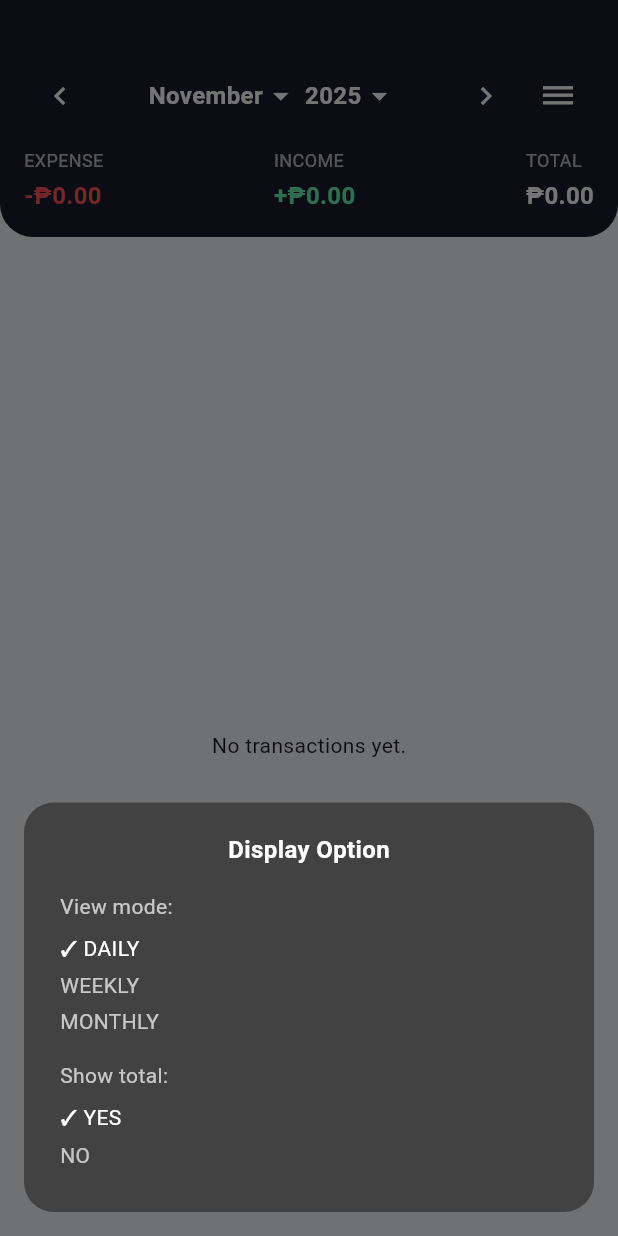
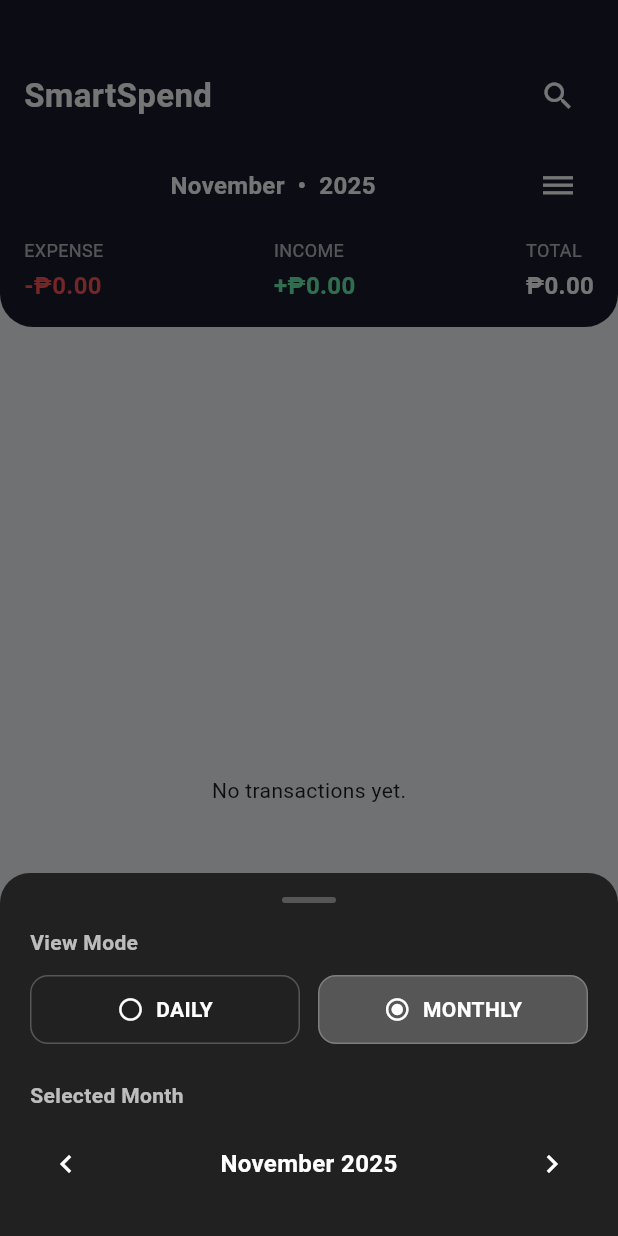
Before and after one commit to ItZotic/smartspend, a Flutter app: the HomeScreen screen opened directly, after a tap on the "dehaze" icon, on a phone screen of 412 x 824 dp. Run offline on Flutter 3.47's test engine with Material 3 defaults, Android fonts, the light colour scheme and no system bars; our stand-ins replace cloud_firestore, firebase_auth, firebase_core, fl_chart, font_awesome_flutter; accounts and stored records are empty.

Commit message:
Add transaction search to home screen

```diff
--- a/lib/home.dart
+++ b/lib/home.dart
@@ -2,6 +2,8 @@ import 'package:flutter/material.dart';
 import 'package:cloud_firestore/cloud_firestore.dart';
 import 'package:firebase_auth/firebase_auth.dart';
 import 'package:intl/intl.dart';
+
+enum ViewMode { daily, monthly }
 
 class HomeScreen extends StatefulWidget {
   final ScrollController? scrollController;
@@ -13,10 +15,10 @@ class HomeScreen extends StatefulWidget {
 }
 
 class _HomeScreenState extends State<HomeScreen> {
+  ViewMode _viewMode = ViewMode.monthly;
   late int _selectedMonth;
   late int _selectedYear;
-  late DateTime _rangeStart;
-  late DateTime _rangeEnd;
+  late DateTime _selectedDay;
 
   @override
   void initState() {
@@ -24,8 +26,7 @@ class _HomeScreenState extends State<HomeScreen> {
     final now = DateTime.now();
     _selectedMonth = now.month;
     _selectedYear = now.year;
-    _rangeStart = DateTime(_selectedYear, _selectedMonth);
-    _rangeEnd = DateTime(_selectedYear, _selectedMonth + 1);
+    _selectedDay = DateTime(now.year, now.month, now.day);
   }
 
   @override
@@ -53,12 +54,19 @@ class _HomeScreenState extends State<HomeScreen> {
             return const Center(child: CircularProgressIndicator());
           }
 
-          final docs = snapshot.data?.docs ?? [];
-          final filteredDocs = docs.where((doc) {
+          final allDocs = snapshot.data?.docs ?? [];
+          final filteredDocs = allDocs.where((doc) {
             final data = doc.data()! as Map<String, dynamic>;
-            final date = _extractDate(data['createdAt']);
+            final date = _extractDate(data['date'] ?? data['createdAt']);
             if (date == null) return false;
-            return !date.isBefore(_rangeStart) && date.isBefore(_rangeEnd);
+            if (_viewMode == ViewMode.daily) {
+              return date.year == _selectedDay.year &&
+                  date.month == _selectedDay.month &&
+                  date.day == _selectedDay.day;
+            } else {
+              return date.year == _selectedYear &&
+                  date.month == _selectedMonth;
+            }
           }).toList();
 
           double totalIncome = 0;
@@ -78,7 +86,7 @@ class _HomeScreenState extends State<HomeScreen> {
 
           final todaysRecords = filteredDocs.where((d) {
             final data = d.data()! as Map<String, dynamic>;
-            final date = _extractDate(data['createdAt']);
+            final date = _extractDate(data['date'] ?? data['createdAt']);
             if (date == null) return false;
             final now = DateTime.now();
             return date.year == now.year &&
@@ -107,56 +115,41 @@ class _HomeScreenState extends State<HomeScreen> {
                   crossAxisAlignment: CrossAxisAlignment.start,
                   children: [
                     Row(
+                      mainAxisAlignment: MainAxisAlignment.spaceBetween,
                       children: [
+                        const Text(
+                          'SmartSpend',
+                          style: TextStyle(
+                            color: Colors.white,
+                            fontSize: 22,
+                            fontWeight: FontWeight.bold,
+                          ),
+                        ),
                         IconButton(
-                          icon: const Icon(Icons.chevron_left, color: Colors.white),
-                          onPressed: () => _changeMonth(-1),
+                          onPressed: () {
+                            showSearch(
+                              context: context,
+                              delegate: TransactionSearchDelegate(allDocs),
+                            );
+                          },
+                          icon: const Icon(Icons.search, color: Colors.white),
                         ),
+                      ],
+                    ),
+                    const SizedBox(height: 12),
+                    Row(
+                      children: [
                         Expanded(
                           child: Center(
-                            child: Row(
-                              mainAxisSize: MainAxisSize.min,
-                              children: [
-                                GestureDetector(
-                                  onTap: _showMonthPicker,
-                                  child: Row(
-                                    children: [
-                                      Text(
-                                        _monthName(_selectedMonth),
+                            child: Text(
+                              '${_monthName(_selectedMonth)}  •  $_selectedYear',
                               style: const TextStyle(
                                 color: Colors.white,
                                 fontSize: 16,
                                 fontWeight: FontWeight.bold,
                               ),
                             ),
-                                      const Icon(Icons.arrow_drop_down, color: Colors.white),
-                                    ],
                           ),
-                                ),
-                                const SizedBox(width: 4),
-                                GestureDetector(
-                                  onTap: _showYearPicker,
-                                  child: Row(
-                                    children: [
-                                      Text(
-                                        '$_selectedYear',
-                                        style: const TextStyle(
-                                          color: Colors.white,
-                                          fontSize: 16,
-                                          fontWeight: FontWeight.bold,
-                                        ),
-                                      ),
-                                      const Icon(Icons.arrow_drop_down, color: Colors.white),
-                                    ],
-                                  ),
-                                ),
-                              ],
-                            ),
-                          ),
-                        ),
-                        IconButton(
-                          icon: const Icon(Icons.chevron_right, color: Colors.white),
-                          onPressed: () => _changeMonth(1),
                         ),
                         IconButton(
                           icon: const Icon(Icons.dehaze, color: Colors.white),
@@ -209,7 +202,9 @@ class _HomeScreenState extends State<HomeScreen> {
                             final amount =
                                 (data['amount'] as num?)?.toDouble() ?? 0;
                             final isExpense = amount < 0;
-                            final time = _extractDate(data['createdAt']) ?? DateTime.now();
+                            final time =
+                                _extractDate(data['date'] ?? data['createdAt']) ??
+                                    DateTime.now();
 
                             return Container(
                               margin: const EdgeInsets.only(bottom: 12),
@@ -498,94 +493,170 @@ class _HomeScreenState extends State<HomeScreen> {
   }
 
   void _changeMonth(int delta) {
-    final updated = DateTime(_selectedYear, _selectedMonth + delta);
-    _reloadTransactionsForSelectedPeriod(
-      month: updated.month,
-      year: updated.year,
-    );
+    setState(() {
+      final updated = DateTime(_selectedYear, _selectedMonth + delta, 1);
+      _selectedMonth = updated.month;
+      _selectedYear = updated.year;
+      _syncSelectedDayWithMonth();
+    });
   }
 
-  void _showMonthPicker() {
+  void _changeDay(int delta) {
+    setState(() {
+      _selectedDay = _selectedDay.add(Duration(days: delta));
+      _selectedMonth = _selectedDay.month;
+      _selectedYear = _selectedDay.year;
+    });
+  }
+
+  void _changeViewMode(ViewMode mode) {
+    if (_viewMode == mode) return;
+    setState(() {
+      _viewMode = mode;
+      if (mode == ViewMode.monthly) {
+        _selectedMonth = _selectedDay.month;
+        _selectedYear = _selectedDay.year;
+      } else {
+        _syncSelectedDayWithMonth();
+      }
+    });
+  }
+
+  void _syncSelectedDayWithMonth() {
+    var day = _selectedDay.day;
+    final maxDay = DateUtils.getDaysInMonth(_selectedYear, _selectedMonth);
+    if (day > maxDay) day = maxDay;
+    if (day < 1) day = 1;
+    _selectedDay = DateTime(_selectedYear, _selectedMonth, day);
+  }
+
+  void _showDisplayOptionsSheet(BuildContext context) {
     showModalBottomSheet(
       context: context,
       backgroundColor: Colors.transparent,
       builder: (_) {
+        return StatefulBuilder(
+          builder: (context, setModalState) {
             return Container(
               decoration: BoxDecoration(
                 color: Colors.grey[900],
-            borderRadius: const BorderRadius.vertical(top: Radius.circular(20)),
+                borderRadius:
+                    const BorderRadius.vertical(top: Radius.circular(20)),
               ),
-          child: ListView.builder(
-            itemCount: 12,
-            itemBuilder: (context, index) {
-              final month = index + 1;
-              final isSelected = month == _selectedMonth;
-              return ListTile(
-                title: Text(
-                  _monthName(month),
-                  style: TextStyle(
-                    color: isSelected ? Colors.white : Colors.white70,
-                    fontWeight: isSelected ? FontWeight.bold : FontWeight.normal,
+              padding: const EdgeInsets.fromLTRB(20, 16, 20, 24),
+              child: SafeArea(
+                top: false,
+                child: Column(
+                  mainAxisSize: MainAxisSize.min,
+                  crossAxisAlignment: CrossAxisAlignment.start,
+                  children: [
+                    Center(
+                      child: Container(
+                        width: 36,
+                        height: 4,
+                        decoration: BoxDecoration(
+                          color: Colors.white24,
+                          borderRadius: BorderRadius.circular(2),
                         ),
                       ),
+                    ),
+                    const SizedBox(height: 16),
+                    const Text(
+                      'View Mode',
+                      style: TextStyle(
+                        color: Colors.white70,
+                        fontWeight: FontWeight.bold,
+                      ),
+                    ),
+                    const SizedBox(height: 12),
+                    Row(
+                      children: [
+                        Expanded(
+                          child: _viewModeButton(
+                            label: 'Daily',
+                            selected: _viewMode == ViewMode.daily,
                             onTap: () {
-                  Navigator.pop(context);
-                  _reloadTransactionsForSelectedPeriod(month: month);
+                              _changeViewMode(ViewMode.daily);
+                              setModalState(() {});
                             },
-              );
+                          ),
+                        ),
+                        const SizedBox(width: 12),
+                        Expanded(
+                          child: _viewModeButton(
+                            label: 'Monthly',
+                            selected: _viewMode == ViewMode.monthly,
+                            onTap: () {
+                              _changeViewMode(ViewMode.monthly);
+                              setModalState(() {});
                             },
+                          ),
+                        ),
+                      ],
+                    ),
+                    const SizedBox(height: 24),
+                    Text(
+                      _viewMode == ViewMode.daily
+                          ? 'Selected Day'
+                          : 'Selected Month',
+                      style: const TextStyle(
+                        color: Colors.white70,
+                        fontWeight: FontWeight.bold,
+                      ),
+                    ),
+                    const SizedBox(height: 12),
+                    Row(
+                      children: [
+                        IconButton(
+                          onPressed: () {
+                            if (_viewMode == ViewMode.daily) {
+                              _changeDay(-1);
+                            } else {
+                              _changeMonth(-1);
+                            }
+                            setModalState(() {});
+                          },
+                          icon: const Icon(Icons.chevron_left,
+                              color: Colors.white),
+                        ),
+                        Expanded(
+                          child: Center(
+                            child: Text(
+                              _viewMode == ViewMode.daily
+                                  ? DateFormat('MMM d, yyyy')
+                                      .format(_selectedDay)
+                                  : '${_monthName(_selectedMonth)} $_selectedYear',
+                              style: const TextStyle(
+                                color: Colors.white,
+                                fontSize: 16,
+                                fontWeight: FontWeight.bold,
+                              ),
+                              textAlign: TextAlign.center,
+                            ),
+                          ),
+                        ),
+                        IconButton(
+                          onPressed: () {
+                            if (_viewMode == ViewMode.daily) {
+                              _changeDay(1);
+                            } else {
+                              _changeMonth(1);
+                            }
+                            setModalState(() {});
+                          },
+                          icon: const Icon(Icons.chevron_right,
+                              color: Colors.white),
+                        ),
+                      ],
+                    ),
+                  ],
+                ),
               ),
             );
           },
         );
-  }
-
-  void _showYearPicker() {
-    final currentYear = DateTime.now().year;
-    final startYear = currentYear - 10;
-    final endYear = currentYear + 10;
-
-    showModalBottomSheet(
-      context: context,
-      backgroundColor: Colors.transparent,
-      builder: (_) {
-        return Container(
-          decoration: BoxDecoration(
-            color: Colors.grey[900],
-            borderRadius: const BorderRadius.vertical(top: Radius.circular(20)),
-          ),
-          child: ListView.builder(
-            itemCount: endYear - startYear + 1,
-            itemBuilder: (context, index) {
-              final year = startYear + index;
-              final isSelected = year == _selectedYear;
-              return ListTile(
-                title: Text(
-                  '$year',
-                  style: TextStyle(
-                    color: isSelected ? Colors.white : Colors.white70,
-                    fontWeight: isSelected ? FontWeight.bold : FontWeight.normal,
-                  ),
-                ),
-                onTap: () {
-                  Navigator.pop(context);
-                  _reloadTransactionsForSelectedPeriod(year: year);
       },
     );
-            },
-          ),
-        );
-      },
-    );
-  }
-
-  void _reloadTransactionsForSelectedPeriod({int? month, int? year}) {
-    setState(() {
-      if (month != null) _selectedMonth = month;
-      if (year != null) _selectedYear = year;
-      _rangeStart = DateTime(_selectedYear, _selectedMonth);
-      _rangeEnd = DateTime(_selectedYear, _selectedMonth + 1);
-    });
   }
 
   String _monthName(int month) {
@@ -646,63 +717,41 @@ class _HomeScreenState extends State<HomeScreen> {
     );
   }
 
-  void _showDisplayOptionsSheet(BuildContext context) {
-    showModalBottomSheet(
-      context: context,
-      backgroundColor: Colors.transparent,
-      builder: (_) {
-        return Padding(
-          padding: const EdgeInsets.all(16.0),
+  Widget _viewModeButton({
+    required String label,
+    required bool selected,
+    required VoidCallback onTap,
+  }) {
+    return GestureDetector(
+      onTap: onTap,
       child: Container(
-            width: double.infinity,
+        padding: const EdgeInsets.symmetric(vertical: 12),
         decoration: BoxDecoration(
-              color: Colors.grey[800],
-              borderRadius: BorderRadius.circular(20),
+          color: selected ? Colors.white24 : Colors.transparent,
+          borderRadius: BorderRadius.circular(12),
+          border: Border.all(color: Colors.white24),
         ),
-            padding: const EdgeInsets.symmetric(
-              horizontal: 24,
-              vertical: 20,
+        child: Row(
+          mainAxisAlignment: MainAxisAlignment.center,
+          children: [
+            Icon(
+              selected
+                  ? Icons.radio_button_checked
+                  : Icons.radio_button_off,
+              color: Colors.white,
+              size: 18,
             ),
-            child: Column(
-              mainAxisSize: MainAxisSize.min,
-              crossAxisAlignment: CrossAxisAlignment.start,
-              children: const [
-                Center(
-                  child: Text(
-                    'Display Option',
-                    style: TextStyle(
+            const SizedBox(width: 8),
+            Text(
+              label.toUpperCase(),
+              style: const TextStyle(
                 color: Colors.white,
                 fontWeight: FontWeight.bold,
-                      fontSize: 16,
               ),
             ),
-                ),
-                SizedBox(height: 16),
-                Text(
-                  'View mode:',
-                  style: TextStyle(color: Colors.white70),
-                ),
-                SizedBox(height: 8),
-                Text('✓ DAILY', style: TextStyle(color: Colors.white)),
-                SizedBox(height: 4),
-                Text('WEEKLY', style: TextStyle(color: Colors.white70)),
-                SizedBox(height: 4),
-                Text('MONTHLY', style: TextStyle(color: Colors.white70)),
-                SizedBox(height: 16),
-                Text(
-                  'Show total:',
-                  style: TextStyle(color: Colors.white70),
-                ),
-                SizedBox(height: 8),
-                Text('✓ YES', style: TextStyle(color: Colors.white)),
-                SizedBox(height: 4),
-                Text('NO', style: TextStyle(color: Colors.white70)),
-                SizedBox(height: 8),
           ],
         ),
       ),
-        );
-      },
     );
   }
 }
@@ -799,3 +848,88 @@ class _EditTransactionSheetState extends State<EditTransactionSheet> {
     );
   }
 }
+
+class TransactionSearchDelegate extends SearchDelegate<void> {
+  final List<QueryDocumentSnapshot> allDocs;
+
+  TransactionSearchDelegate(this.allDocs);
+
+  @override
+  List<Widget>? buildActions(BuildContext context) {
+    return [
+      if (query.isNotEmpty)
+        IconButton(
+          icon: const Icon(Icons.clear),
+          onPressed: () {
+            query = '';
+            showSuggestions(context);
+          },
+        ),
+    ];
+  }
+
+  @override
+  Widget? buildLeading(BuildContext context) {
+    return IconButton(
+      icon: const Icon(Icons.arrow_back),
+      onPressed: () => close(context, null),
+    );
+  }
+
+  @override
+  Widget buildResults(BuildContext context) {
+    final matches = _filterDocs();
+    if (matches.isEmpty) {
+      return const Center(
+        child: Text('No matching records found.'),
+      );
+    }
+    return _buildList(matches);
+  }
+
+  @override
+  Widget buildSuggestions(BuildContext context) {
+    if (query.trim().isEmpty) {
+      return const Center(
+        child: Text('Search by note, category, or account name.'),
+      );
+    }
+    final matches = _filterDocs();
+    if (matches.isEmpty) {
+      return const Center(
+        child: Text('No matching records found.'),
+      );
+    }
+    return _buildList(matches);
+  }
+
+  List<QueryDocumentSnapshot> _filterDocs() {
+    final keyword = query.trim().toLowerCase();
+    if (keyword.isEmpty) return [];
+    return allDocs.where((doc) {
+      final data = doc.data()! as Map<String, dynamic>;
+      final note = (data['note'] ?? '').toString().toLowerCase();
+      final category = (data['category'] ?? '').toString().toLowerCase();
+      final account = (data['accountName'] ?? '').toString().toLowerCase();
+      return note.contains(keyword) ||
+          category.contains(keyword) ||
+          account.contains(keyword);
+    }).toList();
+  }
+
+  Widget _buildList(List<QueryDocumentSnapshot> matches) {
+    return ListView.builder(
+      itemCount: matches.length,
+      itemBuilder: (context, index) {
+        final data = matches[index].data()! as Map<String, dynamic>;
+        final note = (data['note'] ?? '').toString();
+        final category = (data['category'] ?? '').toString();
+        final accountName = (data['accountName'] ?? '').toString();
+        return ListTile(
+          title: Text(note),
+          subtitle: Text('$category  •  $accountName'),
+        );
+      },
+    );
+  }
+}
```
Lines whose indentation alone changed are shown as unchanged.
